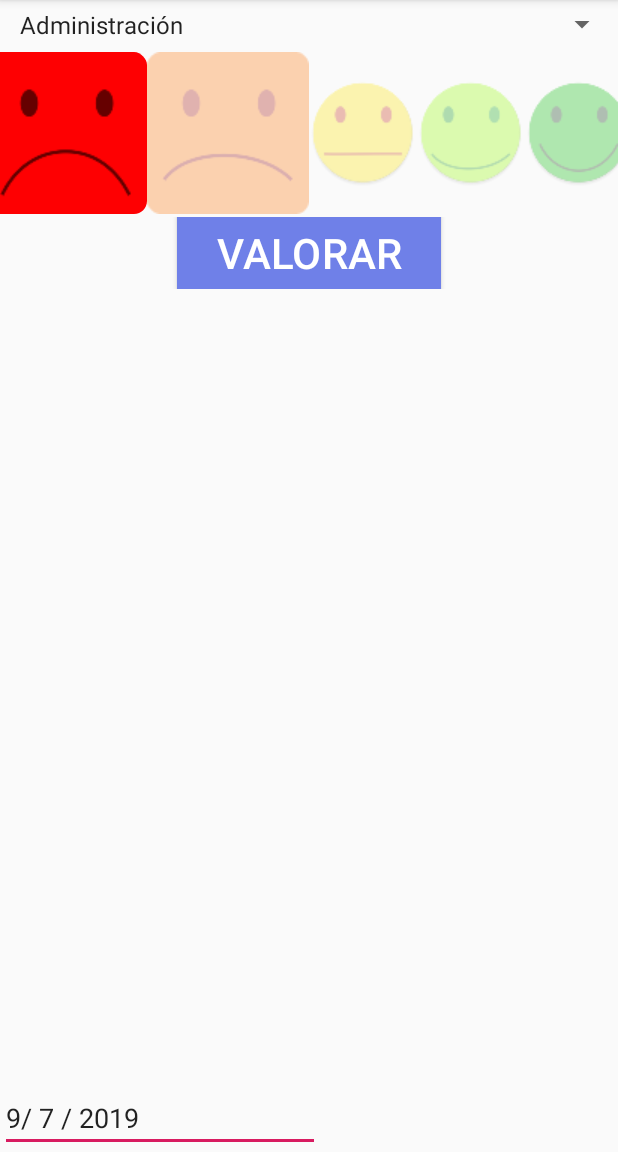
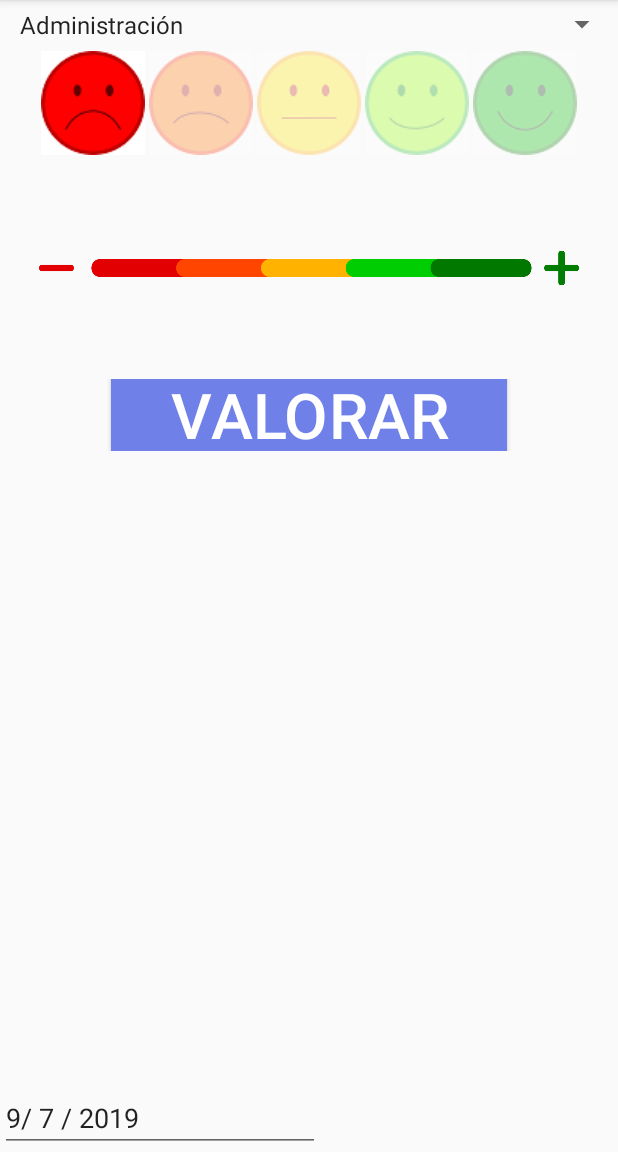
Before and after one commit to macs04/Limpieza, an Android app: the screen it shows after launch (MainActivity), after a tap on an icon or button, on a phone screen of 412 x 824 dp, the part 84-1236 px from its top. Run offline under Robolectric (Android 15) with nearby library versions, the phone set to English and light mode, and no system bars.

Commit message:
Se agrego escala Se cambio a graficos vectoriales

```diff
--- a/app/src/main/java/com/example/aseo/MainActivity.java
+++ b/app/src/main/java/com/example/aseo/MainActivity.java
@@ -3,6 +3,7 @@ package com.example.aseo;
 import android.app.AlertDialog;
 import android.app.DatePickerDialog;
 import android.content.DialogInterface;
+import android.graphics.Color;
 import android.support.v7.app.AppCompatActivity;
 import android.os.Bundle;
 import android.view.LayoutInflater;
@@ -13,6 +14,7 @@ import android.widget.ArrayAdapter;
 import android.widget.Button;
 import android.widget.DatePicker;
 import android.widget.EditText;
+import android.widget.ImageView;
 import android.widget.RadioButton;
 import android.widget.RadioGroup;
 import android.widget.Spinner;
@@ -29,6 +31,7 @@ public class MainActivity extends AppCompatActivity {
     private SQLiteHelper db;
     private Spinner sArea;
     private Button btnRate;
+    private ImageView imageView;
     private EditText etDate;
 
     private final String[] areas = {"Administración",
@@ -61,13 +64,22 @@ public class MainActivity extends AppCompatActivity {
             @Override
             public View getDropDownView(final int position, final View convertView, final ViewGroup parent)
             {
-                final View v = super.getDropDownView(position,convertView,parent);
+                final View v = super.getDropDownView(position, convertView, parent);
                 v.post(new Runnable()
                 {
                     @Override
                     public void run()
                     {
                         ((TextView)v.findViewById(android.R.id.text1)).setSingleLine(false);
+
+                        int pos = sArea.getSelectedItemPosition();
+
+                        db.getReadableDatabase();
+                        String fecha = etDate.getText().toString();
+                        ArrayList<String> lista = db.getAreas(fecha);
+                        if(convertView == null && lista.contains(areas[position])){
+                            ((TextView)v.findViewById(android.R.id.text1)).setTextColor(Color.GRAY);
+                        }
                     }
                 });
                 return v;
@@ -88,7 +100,7 @@ public class MainActivity extends AppCompatActivity {
             }
         });
 
-        Button btnRate = (Button) findViewById(R.id.btnRate);
+        btnRate = (Button) findViewById(R.id.btnRate);
 
         btnRate.setOnClickListener(new View.OnClickListener() {
             @Override
@@ -97,18 +109,14 @@ public class MainActivity extends AppCompatActivity {
             }
         });
 
+        imageView = (ImageView) findViewById(R.id.imageView);
+
         etDate = (EditText) findViewById(R.id.etDate);
         etDate.setOnClickListener(new View.OnClickListener() {
             @Override
             public void onClick(View v) {
                 if (v.getId() == R.id.etDate) {
                     showDatePickerDialog(etDate);
-
-                    RadioGroup radioGroup = (RadioGroup) findViewById(R.id.radioGroup);
-                    int radioButtonID = radioGroup.getCheckedRadioButtonId();
-                    RadioButton rbtn = (RadioButton)radioGroup.findViewById(radioButtonID);
-                    int position = radioGroup.indexOfChild(rbtn);
-                    refresh(position);
                 }
             }
         });
@@ -131,11 +139,11 @@ public class MainActivity extends AppCompatActivity {
         rbtn4.setAlpha(transparency);
         rbtn5.setAlpha(transparency);
 
-        rbtn1.setButtonDrawable(R.mipmap.ic_launcher1_round);
-        rbtn2.setButtonDrawable(R.mipmap.ic_launcher2_round);
-        rbtn3.setButtonDrawable(R.mipmap.ic_launcher3_round);
-        rbtn4.setButtonDrawable(R.mipmap.ic_launcher4_round);
-        rbtn5.setButtonDrawable(R.mipmap.ic_launcher5_round);
+        rbtn1.setButtonDrawable(R.drawable.face1);
+        rbtn2.setButtonDrawable(R.drawable.face2);
+        rbtn3.setButtonDrawable(R.drawable.face3);
+        rbtn4.setButtonDrawable(R.drawable.face4);
+        rbtn5.setButtonDrawable(R.drawable.face5);
 
         // Is the button now checked?
         boolean checked = ((RadioButton) view).isChecked();
@@ -194,6 +202,7 @@ public class MainActivity extends AppCompatActivity {
 
                         radioGroup.setVisibility(View.GONE);
                         btnRate.setVisibility(View.GONE);
+                        imageView.setVisibility(View.GONE);
                         Toast.makeText(getApplicationContext(), "Guardado", Toast.LENGTH_LONG).show();
                     }
                 })
@@ -215,8 +224,11 @@ public class MainActivity extends AppCompatActivity {
             @Override
             public void onDateSet(DatePicker datePicker, int year, int month, int day) {
                 // +1 because january is zero
-                final String selectedDate = day + " / " + (month+1) + " / " + year;
+                final String selectedDate = day + " / " + (month + 1) + " / " + year;
                 editText.setText(selectedDate);
+
+                int pos = sArea.getSelectedItemPosition();
+                refresh(pos);
             }
         });
         newFragment.show(getSupportFragmentManager(), "datePicker");
@@ -234,11 +246,13 @@ public class MainActivity extends AppCompatActivity {
         if(db.saved(areas[position], fecha)){
             btnRate.setVisibility(View.GONE);
             radioGroup.setVisibility(View.GONE);
+            imageView.setVisibility(View.GONE);
             tvSaved.setVisibility(View.VISIBLE);
         }
         else {
             btnRate.setVisibility(View.VISIBLE);
             radioGroup.setVisibility(View.VISIBLE);
+            imageView.setVisibility(View.VISIBLE);
             tvSaved.setVisibility(View.GONE);
         }
 
@@ -254,10 +268,10 @@ public class MainActivity extends AppCompatActivity {
         rbtn4.setAlpha(transparency);
         rbtn5.setAlpha(transparency);
 
-        rbtn1.setButtonDrawable(R.mipmap.ic_launcher1_round);
-        rbtn2.setButtonDrawable(R.mipmap.ic_launcher2_round);
-        rbtn3.setButtonDrawable(R.mipmap.ic_launcher3_round);
-        rbtn4.setButtonDrawable(R.mipmap.ic_launcher4_round);
-        rbtn5.setButtonDrawable(R.mipmap.ic_launcher5_round);
+        rbtn1.setButtonDrawable(R.drawable.face1);
+        rbtn2.setButtonDrawable(R.drawable.face2);
+        rbtn3.setButtonDrawable(R.drawable.face3);
+        rbtn4.setButtonDrawable(R.drawable.face4);
+        rbtn5.setButtonDrawable(R.drawable.face5);
     }
 }
--- a/app/src/main/res/layout/activity_main.xml
+++ b/app/src/main/res/layout/activity_main.xml
@@ -11,68 +11,78 @@
         android:layout_height="match_parent"
         android:orientation="vertical">
 
-        <LinearLayout
-            android:layout_width="match_parent"
-            android:layout_height="wrap_content"
-            android:orientation="vertical">
-
             <Spinner
                 android:id="@+id/spinner"
                 android:layout_width="match_parent"
                 android:layout_height="wrap_content" />
+
+            <LinearLayout
+                android:layout_width="wrap_content"
+                android:layout_height="wrap_content"
+                android:orientation="vertical"
+                android:layout_gravity="center_horizontal">
 
                 <RadioGroup
                     android:id="@+id/radioGroup"
                     android:layout_width="wrap_content"
                     android:layout_height="wrap_content"
                     android:layout_gravity="center"
-                android:layout_marginTop="20dp"
-                android:layout_marginBottom="20dp"
-                android:orientation="horizontal"
-                android:scaleX="1.5"
-                android:scaleY="1.5">
+                    android:orientation="horizontal">
 
                     <RadioButton
                         android:id="@+id/radioButton1"
                         android:layout_width="wrap_content"
-                    android:layout_height="match_parent"
+                        android:layout_height="wrap_content"
+                        android:layout_margin="1dp"
                         android:layout_weight="1"
-                    android:button="@mipmap/ic_launcher_foreground1"
+                        android:button="@drawable/face1"
                         android:onClick="onRadioButtonClicked" />
 
                     <RadioButton
                         android:id="@+id/radioButton2"
                         android:layout_width="wrap_content"
                         android:layout_height="wrap_content"
+                        android:layout_margin="1dp"
                         android:layout_weight="1"
-                    android:button="@mipmap/ic_launcher_foreground2"
+                        android:button="@drawable/face2"
                         android:onClick="onRadioButtonClicked" />
 
                     <RadioButton
                         android:id="@+id/radioButton3"
                         android:layout_width="wrap_content"
                         android:layout_height="wrap_content"
+                        android:layout_margin="1dp"
                         android:layout_weight="1"
-                    android:button="@mipmap/ic_launcher_foreground3"
+                        android:button="@drawable/face3"
                         android:onClick="onRadioButtonClicked" />
 
                     <RadioButton
                         android:id="@+id/radioButton4"
                         android:layout_width="wrap_content"
                         android:layout_height="wrap_content"
+                        android:layout_margin="1dp"
                         android:layout_weight="1"
-                    android:button="@mipmap/ic_launcher_foreground4"
+                        android:button="@drawable/face4"
                         android:onClick="onRadioButtonClicked" />
 
                     <RadioButton
                         android:id="@+id/radioButton5"
                         android:layout_width="wrap_content"
                         android:layout_height="wrap_content"
+                        android:layout_margin="1dp"
                         android:layout_weight="1"
-                    android:button="@mipmap/ic_launcher_foreground5"
+                        android:button="@drawable/face5"
                         android:onClick="onRadioButtonClicked" />
 
                 </RadioGroup>
+
+                <ImageView
+                    android:id="@+id/imageView"
+                    android:layout_width="match_parent"
+                    android:layout_height="wrap_content"
+                    app:srcCompat="@drawable/reverse" />
+
+            </LinearLayout>
 
             <TextView
                 android:id="@+id/textView"
@@ -81,8 +91,6 @@
                 android:gravity="center_horizontal"
                 android:text="Guardado"
                 android:visibility="gone" />
-
-        </LinearLayout>
 
         <LinearLayout
             android:layout_width="match_parent"
@@ -95,8 +103,8 @@
                 android:layout_width="wrap_content"
                 android:layout_height="wrap_content"
                 android:background="#6F80E8"
-                android:scaleX="2"
-                android:scaleY="2"
+                android:scaleX="3"
+                android:scaleY="3"
                 android:text="Valorar"
                 android:textColor="#FFFFFF"
                 android:gravity="center" />
@@ -115,7 +123,8 @@
                 android:layout_height="wrap_content"
                 android:ems="10"
                 android:inputType="date"
-                android:gravity="left" />
+                android:gravity="left"
+                android:focusable="false" />
 
         </LinearLayout>
 
--- a/app/src/main/res/layout/spinner_item.xml
+++ b/app/src/main/res/layout/spinner_item.xml
@@ -10,5 +10,5 @@
         android:layout_height="wrap_content"
         android:layout_margin="5dp"
         android:singleLine="false"
-        android:textAlignment="inherit"/>
+        android:textAlignment="inherit" />
 </LinearLayout>
```
Also changed, not shown: app/src/main/java/com/example/aseo/SQLiteHelper.java (+19 -7 lines), app/src/main/res/drawable/face1.png (added), app/src/main/res/drawable/face2.png (added), app/src/main/res/drawable/face3.png (added), app/src/main/res/drawable/face4.png (added), app/src/main/res/drawable/face5.png (added), app/src/main/res/drawable/reverse.png (added). Lines whose indentation alone changed are shown as unchanged.
